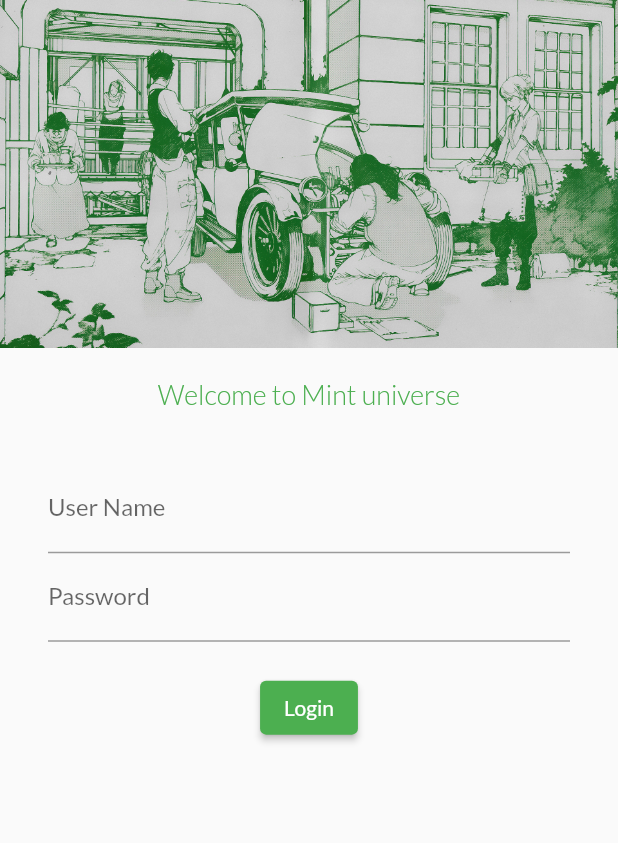
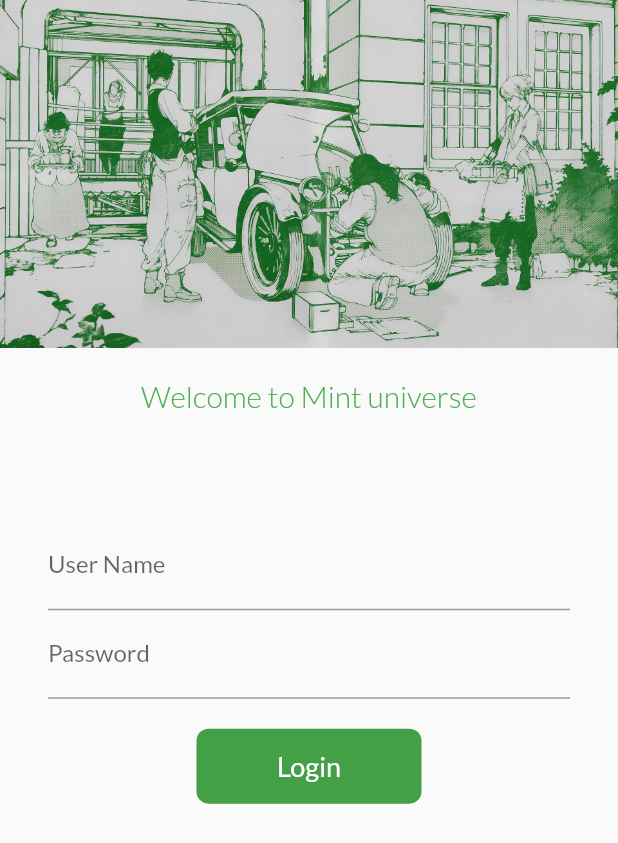
Before and after one commit to Scot1x/Flutter_Learnin, a Flutter app: the screen it shows after launch, on a phone screen of 412 x 824 dp. Shown: the top 843 px of the screen. Run offline on Flutter 3.47's test engine with Material 2 defaults, Android fonts, the phone set to English and light mode, and no system bars; our stand-ins replace google_fonts.

Commit message:
Day 6 done

```diff
--- a/lib/main.dart
+++ b/lib/main.dart
@@ -17,6 +17,7 @@ class myapp extends StatelessWidget {
         primarySwatch: Colors.green,
         fontFamily: GoogleFonts.lato().fontFamily,
       ),
+      debugShowCheckedModeBanner: false,
       routes: {
         Myroutes.loginRoutes: (context) => LoginPage(),
         Myroutes.homeRoutes: (context) => HomePage(),
--- a/lib/pages/login_page.dart
+++ b/lib/pages/login_page.dart
@@ -1,7 +1,15 @@
 import 'package:flutter/material.dart';
 import 'package:trial_app_2/utils/routes.dart';
 
-class LoginPage extends StatelessWidget {
+class LoginPage extends StatefulWidget {
+  @override
+  _LoginPageState createState() => _LoginPageState();
+}
+
+class _LoginPageState extends State<LoginPage> {
+  String name = "";
+  bool change = false;
+
   @override
   Widget build(BuildContext context) {
     return Material(
@@ -18,8 +26,16 @@ class LoginPage extends StatelessWidget {
           Text(
             "Welcome to Mint universe",
             style: TextStyle(
-              fontSize: 18,
+              fontSize: 20,
               color: Colors.green,
+              fontWeight: FontWeight.w300,
+            ),
+          ),
+          Text(
+            "$name",
+            style: TextStyle(
+              fontSize: 30,
+              color: Colors.green.shade500,
               fontWeight: FontWeight.w300,
             ),
           ),
@@ -36,6 +52,10 @@ class LoginPage extends StatelessWidget {
                     hintText: "Enter User Name",
                     labelText: "User Name",
                   ),
+                  onChanged: (value) {
+                    name = value;
+                    setState(() {});
+                  },
                 ),
                 TextFormField(
                   obscureText: true,
@@ -47,12 +67,46 @@ class LoginPage extends StatelessWidget {
                 SizedBox(
                   height: 20.0,
                 ),
-                ElevatedButton(
-                  onPressed: () {
+                //Button Work
+                InkWell(
+                  onTap: () async {
+                    setState(() {
+                      change = true;
+                    });
+                    await Future.delayed(Duration(seconds: 1));
                     Navigator.pushNamed(context, Myroutes.homeRoutes);
                   },
-                  child: Text("Login"),
-                )
+                  child: AnimatedContainer(
+                    duration: Duration(seconds: 1),
+                    decoration: BoxDecoration(
+                      borderRadius: change
+                          ? BorderRadius.circular(50)
+                          : BorderRadius.circular(8),
+                      color: Colors.green.shade600,
+                    ),
+                    height: 50,
+                    width: change ? 50 : 150,
+                    alignment: Alignment.center,
+                    child: change
+                        ? Icon(
+                            Icons.done,
+                            color: Colors.white,
+                          )
+                        : Text(
+                            "Login",
+                            style: TextStyle(
+                              color: Colors.white,
+                              fontSize: 18,
+                            ),
+                          ),
+                  ),
+                ),
+                // ElevatedButton(
+                //   onPressed: () {
+                //     Navigator.pushNamed(context, Myroutes.homeRoutes);
+                //   },
+                //   child: Text("Login"),
+                // )
               ],
             ),
           )
```
